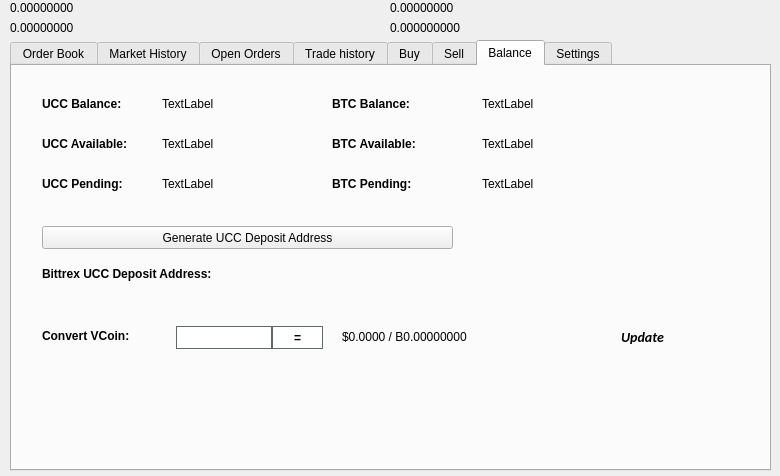
The window that src/qt/forms/tradingdialog.ui (swampcoin/bwrgocoin) describes before a commit, drawn with Qt 5.
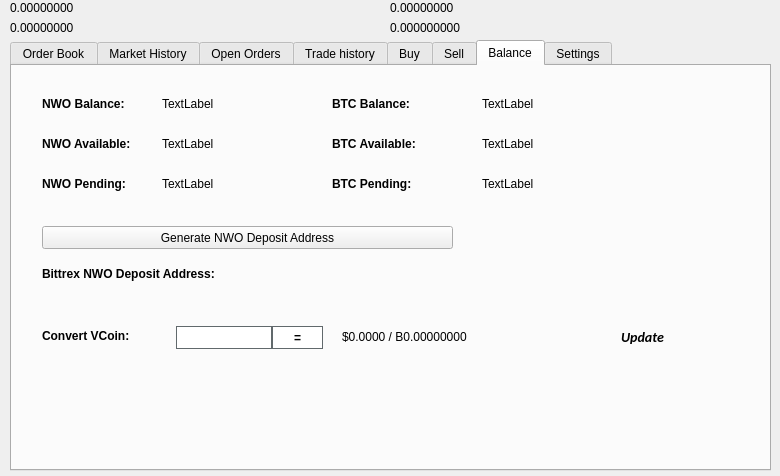
The same window after the commit. The open tabs and pages were chosen to show the change. Icons and pictures are not drawn.

Diff of the .ui file:
```diff
--- a/src/qt/forms/tradingdialog.ui
+++ b/src/qt/forms/tradingdialog.ui
@@ -2762,7 +2762,7 @@
       </font>
      </property>
      <property name="text">
-      <string>UCC Balance:</string>
+      <string>NWO Balance:</string>
      </property>
     </widget>
     <widget class="QLabel" name="label_12">
@@ -2813,7 +2813,7 @@
       </font>
      </property>
      <property name="text">
-      <string>UCC Available:</string>
+      <string>NWO Available:</string>
      </property>
     </widget>
     <widget class="QLabel" name="label_14">
@@ -2832,7 +2832,7 @@
       </font>
      </property>
      <property name="text">
-      <string>UCC Pending:</string>
+      <string>NWO Pending:</string>
      </property>
     </widget>
     <widget class="QLabel" name="UCCPendingLabel">
@@ -2928,7 +2928,7 @@
       </font>
      </property>
      <property name="text">
-      <string>Bittrex UCC Deposit Address:</string>
+      <string>Bittrex NWO Deposit Address:</string>
      </property>
     </widget>
     <widget class="QPushButton" name="GenDepositBTN">
@@ -2941,7 +2941,7 @@
       </rect>
      </property>
      <property name="text">
-      <string>Generate UCC Deposit Address</string>
+      <string>Generate NWO Deposit Address</string>
      </property>
      <property name="icon">
       <iconset resource="../ucc.qrc">
```
Left out of the diff: 30 changed lines with no effect on the pictures.
